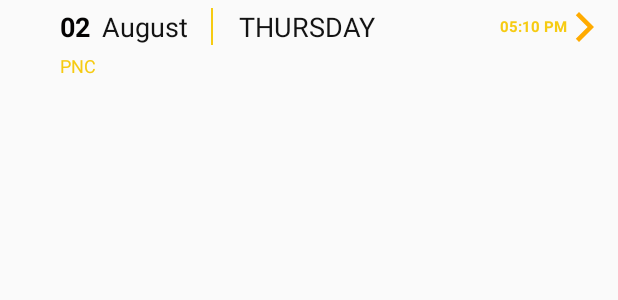
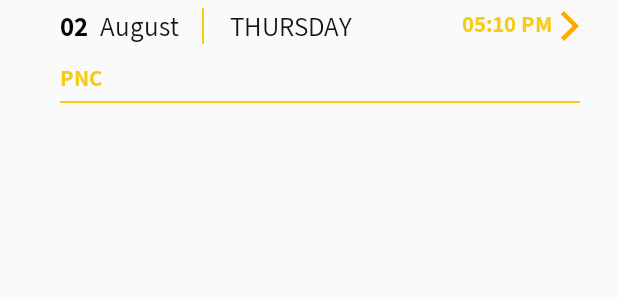
Before and after one commit to spiritsk9/InternTask1, an Android app: the layout adapter.xml on its own in the app's theme, with its tools: preview values and no code run, on a phone screen of 412 x 824 dp. Shown: the top 300 px of the screen. Run offline under Robolectric (Android 15) with nearby library versions, the phone set to English and light mode, and no system bars.

Commit message:
font updated

```diff
--- a/app/src/main/AndroidManifest.xml
+++ b/app/src/main/AndroidManifest.xml
@@ -9,6 +9,7 @@
         android:roundIcon="@mipmap/ic_launcher_round"
         android:supportsRtl="true"
         android:theme="@style/AppTheme">
+        <activity android:name=".AddClass"></activity>
         <activity android:name=".MainActivity">
             <intent-filter>
                 <action android:name="android.intent.action.MAIN" />
--- /dev/null
+++ b/app/src/main/res/drawable/camerayello.xml
@@ -0,0 +1,5 @@
+<vector android:height="24dp" android:tint="#FFC70F"
+    android:viewportHeight="24" android:viewportWidth="24"
+    android:width="24dp" xmlns:android="http://schemas.android.com/apk/res/android">
+    <path android:fillColor="@android:color/white" android:pathData="M19,7v2.99s-1.99,0.01 -2,0L17,7h-3s0.01,-1.99 0,-2h3L17,2h2v3h3v2h-3zM16,11L16,8h-3L13,5L5,5c-1.1,0 -2,0.9 -2,2v12c0,1.1 0.9,2 2,2h12c1.1,0 2,-0.9 2,-2v-8h-3zM5,19l3,-4 2,3 3,-4 4,5L5,19z"/>
+</vector>
--- /dev/null
+++ b/app/src/main/res/drawable/menu.xml
@@ -0,0 +1,5 @@
+<vector android:height="24dp" android:tint="#FFFFFF"
+    android:viewportHeight="24" android:viewportWidth="24"
+    android:width="24dp" xmlns:android="http://schemas.android.com/apk/res/android">
+    <path android:fillColor="@android:color/white" android:pathData="M3,18h18v-2L3,16v2zM3,13h18v-2L3,11v2zM3,6v2h18L21,6L3,6z"/>
+</vector>
--- a/app/src/main/res/layout/adapter.xml
+++ b/app/src/main/res/layout/adapter.xml
@@ -1,5 +1,6 @@
 <?xml version="1.0" encoding="utf-8"?>
 <androidx.constraintlayout.widget.ConstraintLayout xmlns:android="http://schemas.android.com/apk/res/android"
+    xmlns:tools="http://schemas.android.com/tools"
     android:layout_width="match_parent"
     android:layout_height="match_parent"
     xmlns:app="http://schemas.android.com/apk/res-auto">
@@ -10,7 +11,7 @@
         android:layout_height="wrap_content"
         android:padding="5dp"
         android:paddingStart="40dp"
-        android:paddingEnd="10dp"
+        android:paddingEnd="20dp"
         app:layout_constraintEnd_toEndOf="parent"
         app:layout_constraintStart_toStartOf="parent"
         app:layout_constraintTop_toTopOf="parent">
@@ -20,7 +21,7 @@
             android:layout_width="0dp"
             android:layout_height="wrap_content"
             android:text="02"
-            android:textStyle="bold"
+            android:fontFamily="@font/assistantbold"
             android:textColor="#040303"
             android:textSize="18sp"
             app:layout_constraintBottom_toBottomOf="parent"
@@ -33,6 +34,7 @@
             android:layout_height="wrap_content"
             android:paddingStart="8dp"
             android:text="August"
+            android:fontFamily="@font/assistantregular"
             android:textColor="#131313"
             android:textSize="18sp"
             app:layout_constraintBottom_toBottomOf="parent"
@@ -60,12 +62,12 @@
             android:paddingStart="8dp"
             android:text="THURSDAY"
             android:textColor="#131313"
+            android:fontFamily="@font/assistantregular"
             android:textSize="18sp"
             app:layout_constraintBottom_toBottomOf="parent"
             app:layout_constraintEnd_toEndOf="parent"
             app:layout_constraintHorizontal_bias="0.056"
             app:layout_constraintStart_toEndOf="@+id/classStatDivider2"
-
             app:layout_constraintTop_toTopOf="parent" />
 
         <TextView
@@ -73,10 +75,10 @@
             android:layout_width="0dp"
             android:layout_height="wrap_content"
             android:text="05:10 PM"
-            android:gravity="center"
             android:textColor="#F6CB12"
+            android:fontFamily="@font/assistantbold"
             android:drawableEnd="@drawable/arrowyellow"
-            android:textSize="10sp"
+            android:textSize="15sp"
             android:textStyle="bold"
             app:layout_constraintBottom_toBottomOf="parent"
             app:layout_constraintEnd_toEndOf="parent"
@@ -91,6 +93,7 @@
         app:layout_constraintEnd_toEndOf="parent"
         app:layout_constraintStart_toStartOf="parent"
         android:paddingStart="40dp"
+        android:paddingEnd="25dp"
         app:layout_constraintTop_toBottomOf="@+id/view1">
 
         <TextView
@@ -98,22 +101,23 @@
             android:layout_width="0dp"
             android:layout_height="wrap_content"
             android:text="PNC"
+            android:fontFamily="@font/assistantbold"
             android:textColor="#F6CB12"
-            android:textSize="12sp"
+            android:textSize="15sp"
             app:layout_constraintBottom_toBottomOf="parent"
             app:layout_constraintStart_toStartOf="parent"
             app:layout_constraintTop_toTopOf="parent" />
 
         <View
-            android:id="@+id/headerDivider"
+            android:id="@+id/recyclerdivider"
             android:layout_width="match_parent"
             android:layout_height="1dp"
-            android:layout_marginTop="16dp"
-            android:layout_marginEnd="20dp"
             android:background="#F6CB12"
+            android:layout_marginTop="5dp"
             app:layout_constraintEnd_toEndOf="parent"
-            app:layout_constraintTop_toBottomOf="@+id/view2"/>
+            app:layout_constraintTop_toBottomOf="@+id/classs"
+         />
+    </androidx.constraintlayout.widget.ConstraintLayout>
 
 
-    </androidx.constraintlayout.widget.ConstraintLayout>
 </androidx.constraintlayout.widget.ConstraintLayout>
```
Also changed, not shown: app/src/main/java/com/example/saurabh/interntask/AddClass.java (added, +14 -0 lines), app/src/main/res/drawable-v24/dashed_border.xml (added, +13 -0 lines), app/src/main/res/drawable-v24/edit_text_border.xml (added, +10 -0 lines), app/src/main/res/layout/activity_add_class.xml (added, +126 -0 lines), app/src/main/res/layout/activity_main.xml (+7 -1 lines), app/src/main/res/font/assistantbold.ttf (added), app/src/main/res/font/assistantregular.ttf (added), app/src/main/res/font/assistantsemibold.ttf (added).
